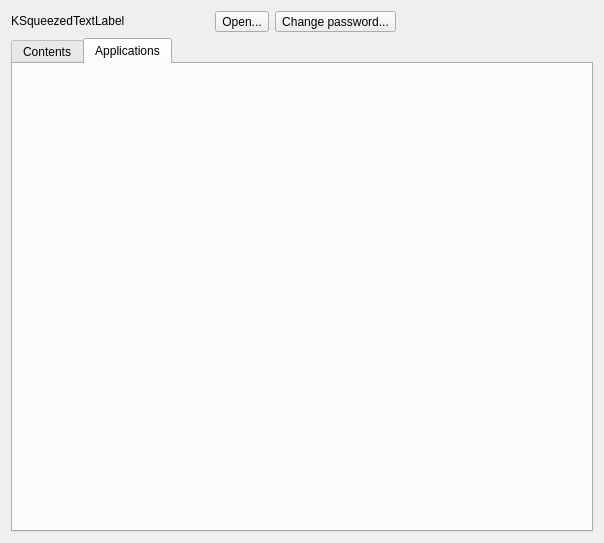
This is src/manager/walletcontrolwidget.ui in KDE/kwalletmanager as Qt 5 draws it before an edit. The edited form follows.
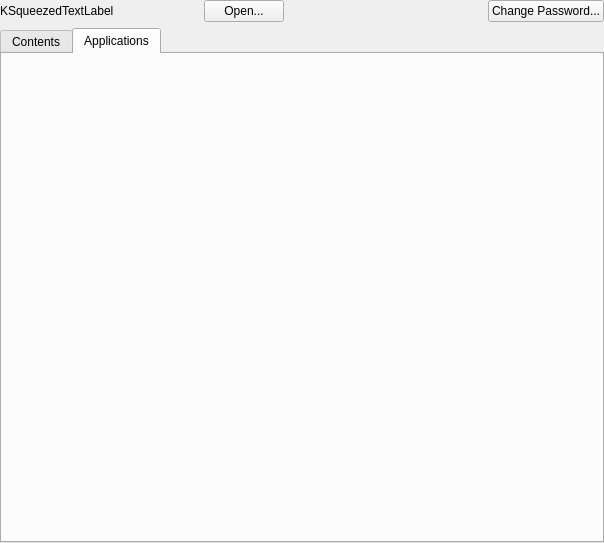
This is the edited form. The open tabs and pages were chosen to show the change. Icons and pictures are not drawn. Custom widgets are drawn as their Qt base class.

Patch:
```diff
--- a/src/manager/walletcontrolwidget.ui
+++ b/src/manager/walletcontrolwidget.ui
@@ -11,6 +11,9 @@
    </rect>
   </property>
   <layout class="QVBoxLayout" name="verticalLayout_2">
+   <property name="margin">
+    <number>0</number>
+   </property>
    <item>
     <layout class="QHBoxLayout" name="horizontalLayout">
      <item>
@@ -27,59 +30,10 @@
       </widget>
      </item>
      <item>
-      <widget class="QToolButton" name="_openClose">
-       <property name="sizePolicy">
-        <sizepolicy hsizetype="Fixed" vsizetype="Preferred">
-         <horstretch>0</horstretch>
-         <verstretch>0</verstretch>
-        </sizepolicy>
-       </property>
+      <widget class="QPushButton" name="_openClose">
        <property name="text">
         <string>Open...</string>
        </property>
-       <property name="iconSize">
-        <size>
-         <width>22</width>
-         <height>22</height>
-        </size>
-       </property>
-       <property name="toolButtonStyle">
-        <enum>Qt::ToolButtonTextBesideIcon</enum>
-       </property>
-       <property name="autoRaise">
-        <bool>false</bool>
-       </property>
-       <property name="arrowType">
-        <enum>Qt::NoArrow</enum>
-       </property>
-      </widget>
-     </item>
-     <item>
-      <widget class="QToolButton" name="_changePassword">
-       <property name="sizePolicy">
-        <sizepolicy hsizetype="Fixed" vsizetype="Preferred">
-         <horstretch>0</horstretch>
-         <verstretch>0</verstretch>
-        </sizepolicy>
-       </property>
-       <property name="text">
-        <string>Change password...</string>
-       </property>
-       <property name="iconSize">
-        <size>
-         <width>22</width>
-         <height>22</height>
-        </size>
-       </property>
-       <property name="toolButtonStyle">
-        <enum>Qt::ToolButtonTextBesideIcon</enum>
-       </property>
-       <property name="autoRaise">
-        <bool>false</bool>
-       </property>
-       <property name="arrowType">
-        <enum>Qt::NoArrow</enum>
-       </property>
       </widget>
      </item>
      <item>
@@ -98,6 +52,13 @@
        </property>
       </spacer>
      </item>
+     <item>
+      <widget class="QPushButton" name="_changePassword">
+       <property name="text">
+        <string>Change Password...</string>
+       </property>
+      </widget>
+     </item>
     </layout>
    </item>
    <item>
@@ -145,8 +106,8 @@
        <string>Applications</string>
       </attribute>
       <layout class="QVBoxLayout" name="verticalLayout">
-       <property name="leftMargin">
-        <number>4</number>
+       <property name="margin">
+        <number>0</number>
        </property>
        <item>
         <widget class="QFrame" name="_applicationsFrame">
@@ -159,7 +120,11 @@
          <property name="lineWidth">
           <number>0</number>
          </property>
-         <layout class="QVBoxLayout" name="_applicationsFrameLayout"/>
+         <layout class="QVBoxLayout" name="_applicationsFrameLayout">
+          <property name="margin">
+           <number>0</number>
+          </property>
+         </layout>
         </widget>
        </item>
       </layout>
```
Left out of the diff: 13 changed lines with no effect on the pictures.
